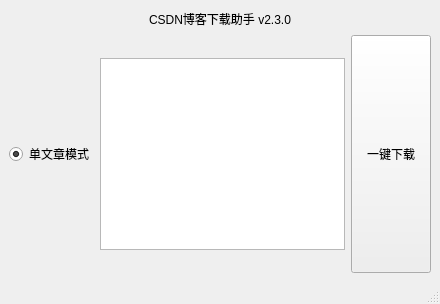
Before: the Qt Designer form csdndownloader.ui in LewisGu/CSDNDownloader, drawn with Qt 5.
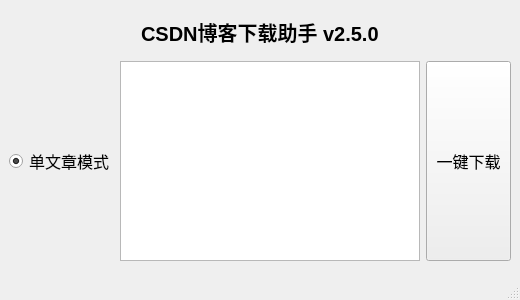
After: the same form once the commit is applied.

What changed in the file:
```diff
--- a/csdndownloader.ui
+++ b/csdndownloader.ui
@@ -6,8 +6,8 @@
    <rect>
     <x>0</x>
     <y>0</y>
-    <width>440</width>
-    <height>304</height>
+    <width>520</width>
+    <height>300</height>
    </rect>
   </property>
   <property name="sizePolicy">
@@ -16,12 +16,16 @@
     <verstretch>0</verstretch>
    </sizepolicy>
   </property>
+  <property name="minimumSize">
+   <size>
+    <width>520</width>
+    <height>300</height>
+   </size>
+  </property>
   <property name="windowTitle">
    <string>CSDN博客下载助手</string>
   </property>
   <widget class="QWidget" name="centralwidget">
-   <layout class="QGridLayout" name="gridLayout">
-    <item row="0" column="0">
      <layout class="QVBoxLayout" name="verticalLayout">
       <item>
        <layout class="QHBoxLayout" name="title_layout">
@@ -46,8 +50,15 @@
             <verstretch>0</verstretch>
            </sizepolicy>
           </property>
+        <property name="font">
+         <font>
+          <pointsize>15</pointsize>
+          <weight>75</weight>
+          <bold>true</bold>
+         </font>
+        </property>
           <property name="text">
-           <string>CSDN博客下载助手 v2.3.0</string>
+         <string>CSDN博客下载助手 v2.5.0</string>
           </property>
          </widget>
         </item>
@@ -69,17 +80,18 @@
       <item>
        <layout class="QHBoxLayout" name="horizontalLayout">
         <item>
-         <layout class="QVBoxLayout" name="download_layout">
-          <item>
-           <layout class="QHBoxLayout" name="blog_mode_layout">
-            <item>
              <widget class="QRadioButton" name="blog_mode_rbtn">
               <property name="sizePolicy">
-               <sizepolicy hsizetype="Expanding" vsizetype="Fixed">
+         <sizepolicy hsizetype="Preferred" vsizetype="Fixed">
                 <horstretch>0</horstretch>
                 <verstretch>0</verstretch>
                </sizepolicy>
               </property>
+        <property name="font">
+         <font>
+          <pointsize>12</pointsize>
+         </font>
+        </property>
               <property name="text">
                <string>单文章模式</string>
               </property>
@@ -91,28 +103,43 @@
             <item>
              <widget class="QTextEdit" name="blog_url_te">
               <property name="sizePolicy">
-               <sizepolicy hsizetype="Expanding" vsizetype="Fixed">
+         <sizepolicy hsizetype="Preferred" vsizetype="Fixed">
                 <horstretch>0</horstretch>
                 <verstretch>0</verstretch>
                </sizepolicy>
               </property>
-             </widget>
-            </item>
-           </layout>
-          </item>
+        <property name="minimumSize">
+         <size>
+          <width>300</width>
+          <height>200</height>
+         </size>
+        </property>
+        <property name="font">
+         <font>
+          <pointsize>12</pointsize>
+         </font>
+        </property>
+       </widget>
+      </item>
           <item>
-           <layout class="QFormLayout" name="formLayout_3"/>
-          </item>
-         </layout>
-        </item>
-        <item>
-         <widget class="QPushButton" name="Download_pbtn">
+       <widget class="QPushButton" name="download_pb">
           <property name="sizePolicy">
-           <sizepolicy hsizetype="MinimumExpanding" vsizetype="Preferred">
+         <sizepolicy hsizetype="Preferred" vsizetype="Fixed">
             <horstretch>0</horstretch>
             <verstretch>0</verstretch>
            </sizepolicy>
           </property>
+        <property name="minimumSize">
+         <size>
+          <width>0</width>
+          <height>200</height>
+         </size>
+        </property>
+        <property name="font">
+         <font>
+          <pointsize>12</pointsize>
+         </font>
+        </property>
           <property name="text">
            <string>一键下载</string>
           </property>
@@ -121,8 +148,6 @@
        </layout>
       </item>
      </layout>
-    </item>
-   </layout>
   </widget>
   <widget class="QMenuBar" name="menubar">
    <property name="geometry">
```
Left out of the diff: 2 changed lines with no effect on the pictures. Lines whose indentation alone changed are shown as unchanged.
